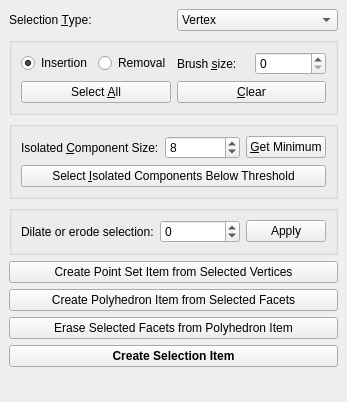
Old version of the form Polyhedron/demo/Polyhedron/Selection_widget.ui in the repository CGAL/cgal.
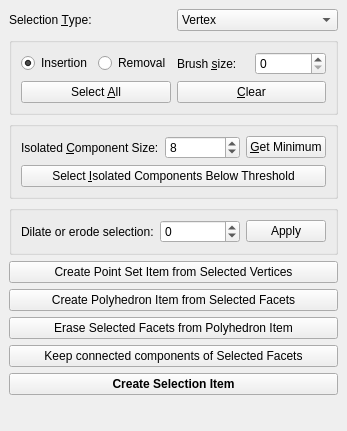
New version of the form.

Commit message:
add keep_connected_components to the selection plugin, and keep_connected_components with no named parameters
for the moment it crashes

What changed in the file:
```diff
--- a/Polyhedron/demo/Polyhedron/Selection_widget.ui
+++ b/Polyhedron/demo/Polyhedron/Selection_widget.ui
@@ -7,7 +7,7 @@
     <x>0</x>
     <y>0</y>
     <width>334</width>
-    <height>402</height>
+    <height>431</height>
    </rect>
   </property>
   <property name="windowTitle">
@@ -234,6 +234,16 @@
       </property>
      </widget>
     </item>
+    <item>
+     <widget class="QPushButton" name="Keep_connected_components_button">
+      <property name="toolTip">
+       <string extracomment="from selected facets"/>
+      </property>
+      <property name="text">
+       <string>Keep connected components of Selected Facets</string>
+      </property>
+     </widget>
+    </item>
     <item>
      <widget class="QPushButton" name="Create_selection_item_button">
       <property name="font">
```
The commit also changes 2 other files.
